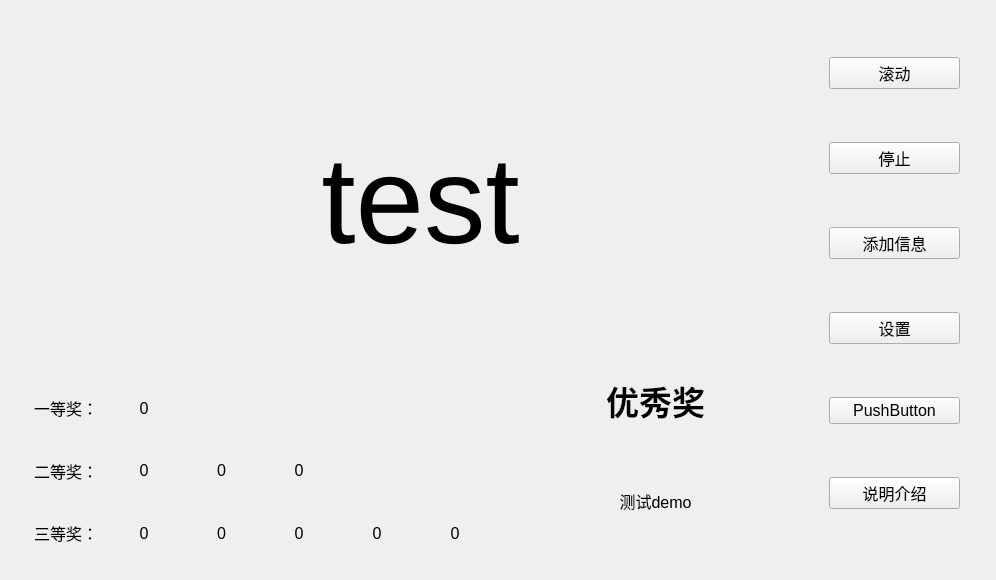
Above: lucky.ui from jeekMic/luck before the change. Below: the same form after it.
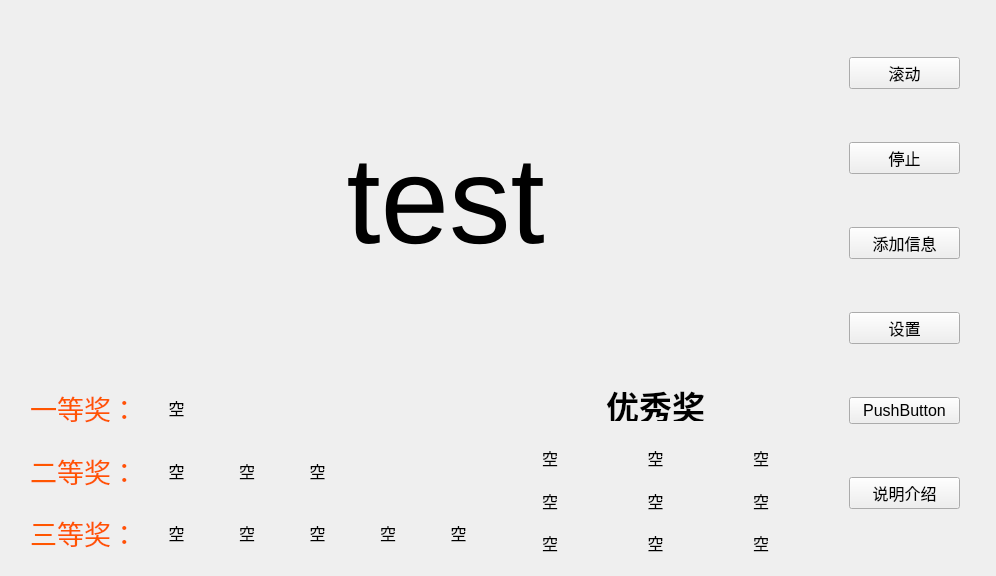
That is the form after the change.

```diff
--- a/lucky.ui
+++ b/lucky.ui
@@ -7,7 +7,7 @@
     <x>0</x>
     <y>0</y>
     <width>996</width>
-    <height>580</height>
+    <height>576</height>
    </rect>
   </property>
   <property name="font">
@@ -16,14 +16,17 @@
    </font>
   </property>
   <property name="windowTitle">
-   <string>Form</string>
+   <string>抽奖</string>
+  </property>
+  <property name="autoFillBackground">
+   <bool>true</bool>
   </property>
   <widget class="QWidget" name="verticalLayoutWidget">
    <property name="geometry">
     <rect>
-     <x>829</x>
+     <x>849</x>
      <y>10</y>
-     <width>131</width>
+     <width>111</width>
      <height>551</height>
     </rect>
    </property>
@@ -77,13 +80,77 @@
     <rect>
      <x>130</x>
      <y>40</y>
-     <width>581</width>
+     <width>631</width>
      <height>321</height>
     </rect>
    </property>
    <layout class="QVBoxLayout" name="verticalLayout_2">
     <item>
      <widget class="QLabel" name="show_name">
+      <property name="palette">
+       <palette>
+        <active>
+         <colorrole role="WindowText">
+          <brush brushstyle="SolidPattern">
+           <color alpha="255">
+            <red>0</red>
+            <green>0</green>
+            <blue>0</blue>
+           </color>
+          </brush>
+         </colorrole>
+         <colorrole role="Light">
+          <brush brushstyle="SolidPattern">
+           <color alpha="255">
+            <red>0</red>
+            <green>0</green>
+            <blue>0</blue>
+           </color>
+          </brush>
+         </colorrole>
+        </active>
+        <inactive>
+         <colorrole role="WindowText">
+          <brush brushstyle="SolidPattern">
+           <color alpha="255">
+            <red>0</red>
+            <green>0</green>
+            <blue>0</blue>
+           </color>
+          </brush>
+         </colorrole>
+         <colorrole role="Light">
+          <brush brushstyle="SolidPattern">
+           <color alpha="255">
+            <red>0</red>
+            <green>0</green>
+            <blue>0</blue>
+           </color>
+          </brush>
+         </colorrole>
+        </inactive>
+        <disabled>
+         <colorrole role="WindowText">
+          <brush brushstyle="SolidPattern">
+           <color alpha="255">
+            <red>120</red>
+            <green>120</green>
+            <blue>120</blue>
+           </color>
+          </brush>
+         </colorrole>
+         <colorrole role="Light">
+          <brush brushstyle="SolidPattern">
+           <color alpha="255">
+            <red>0</red>
+            <green>0</green>
+            <blue>0</blue>
+           </color>
+          </brush>
+         </colorrole>
+        </disabled>
+       </palette>
+      </property>
       <property name="font">
        <font>
         <pointsize>92</pointsize>
@@ -112,13 +179,117 @@
     </rect>
    </property>
    <layout class="QGridLayout" name="gridLayout">
+    <item row="1" column="0">
+     <widget class="QLabel" name="label_15">
+      <property name="autoFillBackground">
+       <bool>true</bool>
+      </property>
+      <property name="text">
+       <string>空</string>
+      </property>
+      <property name="alignment">
+       <set>Qt::AlignCenter</set>
+      </property>
+     </widget>
+    </item>
+    <item row="2" column="0">
+     <widget class="QLabel" name="label_14">
+      <property name="autoFillBackground">
+       <bool>true</bool>
+      </property>
+      <property name="text">
+       <string>空</string>
+      </property>
+      <property name="alignment">
+       <set>Qt::AlignCenter</set>
+      </property>
+     </widget>
+    </item>
+    <item row="2" column="1">
+     <widget class="QLabel" name="label_18">
+      <property name="autoFillBackground">
+       <bool>true</bool>
+      </property>
+      <property name="text">
+       <string>空</string>
+      </property>
+      <property name="alignment">
+       <set>Qt::AlignCenter</set>
+      </property>
+     </widget>
+    </item>
+    <item row="0" column="1">
+     <widget class="QLabel" name="label_16">
+      <property name="autoFillBackground">
+       <bool>true</bool>
+      </property>
+      <property name="text">
+       <string>空</string>
+      </property>
+      <property name="alignment">
+       <set>Qt::AlignCenter</set>
+      </property>
+     </widget>
+    </item>
+    <item row="1" column="1">
+     <widget class="QLabel" name="label_17">
+      <property name="autoFillBackground">
+       <bool>true</bool>
+      </property>
+      <property name="text">
+       <string>空</string>
+      </property>
+      <property name="alignment">
+       <set>Qt::AlignCenter</set>
+      </property>
+     </widget>
+    </item>
     <item row="0" column="0">
-     <widget class="QLabel" name="label_show">
+     <widget class="QLabel" name="label_22">
       <property name="autoFillBackground">
        <bool>true</bool>
       </property>
       <property name="text">
-       <string>测试demo</string>
+       <string>空</string>
+      </property>
+      <property name="alignment">
+       <set>Qt::AlignCenter</set>
+      </property>
+     </widget>
+    </item>
+    <item row="0" column="2">
+     <widget class="QLabel" name="label_19">
+      <property name="autoFillBackground">
+       <bool>true</bool>
+      </property>
+      <property name="text">
+       <string>空</string>
+      </property>
+      <property name="alignment">
+       <set>Qt::AlignCenter</set>
+      </property>
+     </widget>
+    </item>
+    <item row="1" column="2">
+     <widget class="QLabel" name="label_20">
+      <property name="autoFillBackground">
+       <bool>true</bool>
+      </property>
+      <property name="text">
+       <string>空</string>
+      </property>
+      <property name="alignment">
+       <set>Qt::AlignCenter</set>
+      </property>
+     </widget>
+    </item>
+    <item row="2" column="2">
+     <widget class="QLabel" name="label_21">
+      <property name="autoFillBackground">
+       <bool>true</bool>
+      </property>
+      <property name="text">
+       <string>空</string>
       </property>
       <property name="alignment">
        <set>Qt::AlignCenter</set>
@@ -137,30 +308,98 @@
     </rect>
    </property>
    <layout class="QGridLayout" name="grid_show_checked">
-    <item row="2" column="1">
-     <widget class="QLabel" name="label_6">
+    <item row="1" column="3">
+     <widget class="QLabel" name="label_8">
+      <property name="autoFillBackground">
+       <bool>true</bool>
+      </property>
       <property name="text">
-       <string>0</string>
+       <string>空</string>
       </property>
       <property name="alignment">
        <set>Qt::AlignCenter</set>
       </property>
      </widget>
     </item>
-    <item row="0" column="1">
-     <widget class="QLabel" name="label_4">
+    <item row="0" column="0">
+     <widget class="QLabel" name="label">
+      <property name="palette">
+       <palette>
+        <active>
+         <colorrole role="WindowText">
+          <brush brushstyle="SolidPattern">
+           <color alpha="255">
+            <red>255</red>
+            <green>85</green>
+            <blue>0</blue>
+           </color>
+          </brush>
+         </colorrole>
+        </active>
+        <inactive>
+         <colorrole role="WindowText">
+          <brush brushstyle="SolidPattern">
+           <color alpha="255">
+            <red>255</red>
+            <green>85</green>
+            <blue>0</blue>
+           </color>
+          </brush>
+         </colorrole>
+        </inactive>
+        <disabled>
+         <colorrole role="WindowText">
+          <brush brushstyle="SolidPattern">
+           <color alpha="255">
+            <red>120</red>
+            <green>120</green>
+            <blue>120</blue>
+           </color>
+          </brush>
+         </colorrole>
+        </disabled>
+       </palette>
+      </property>
+      <property name="font">
+       <font>
+        <family>楷体</family>
+        <pointsize>20</pointsize>
+       </font>
+      </property>
+      <property name="autoFillBackground">
+       <bool>true</bool>
+      </property>
       <property name="text">
-       <string>0</string>
+       <string>一等奖：</string>
       </property>
+      <property name="scaledContents">
+       <bool>false</bool>
+      </property>
       <property name="alignment">
        <set>Qt::AlignCenter</set>
       </property>
      </widget>
     </item>
-    <item row="1" column="1">
-     <widget class="QLabel" name="label_5">
+    <item row="2" column="2">
+     <widget class="QLabel" name="label_12">
+      <property name="autoFillBackground">
+       <bool>true</bool>
+      </property>
       <property name="text">
-       <string>0</string>
+       <string>空</string>
+      </property>
+      <property name="alignment">
+       <set>Qt::AlignCenter</set>
+      </property>
+     </widget>
+    </item>
+    <item row="2" column="5">
+     <widget class="QLabel" name="label_11">
+      <property name="autoFillBackground">
+       <bool>true</bool>
+      </property>
+      <property name="text">
+       <string>空</string>
       </property>
       <property name="alignment">
        <set>Qt::AlignCenter</set>
@@ -169,6 +408,52 @@
     </item>
     <item row="1" column="0">
      <widget class="QLabel" name="label_2">
+      <property name="palette">
+       <palette>
+        <active>
+         <colorrole role="WindowText">
+          <brush brushstyle="SolidPattern">
+           <color alpha="255">
+            <red>255</red>
+            <green>85</green>
+            <blue>0</blue>
+           </color>
+          </brush>
+         </colorrole>
+        </active>
+        <inactive>
+         <colorrole role="WindowText">
+          <brush brushstyle="SolidPattern">
+           <color alpha="255">
+            <red>255</red>
+            <green>85</green>
+            <blue>0</blue>
+           </color>
+          </brush>
+         </colorrole>
+        </inactive>
+        <disabled>
+         <colorrole role="WindowText">
+          <brush brushstyle="SolidPattern">
+           <color alpha="255">
+            <red>120</red>
+            <green>120</green>
+            <blue>120</blue>
+           </color>
+          </brush>
+         </colorrole>
+        </disabled>
+       </palette>
+      </property>
+      <property name="font">
+       <font>
+        <family>楷体</family>
+        <pointsize>20</pointsize>
+       </font>
+      </property>
+      <property name="autoFillBackground">
+       <bool>true</bool>
+      </property>
       <property name="text">
        <string>二等奖：</string>
       </property>
@@ -177,8 +462,93 @@
       </property>
      </widget>
     </item>
+    <item row="1" column="1">
+     <widget class="QLabel" name="label_5">
+      <property name="autoFillBackground">
+       <bool>true</bool>
+      </property>
+      <property name="text">
+       <string>空</string>
+      </property>
+      <property name="alignment">
+       <set>Qt::AlignCenter</set>
+      </property>
+     </widget>
+    </item>
+    <item row="0" column="1">
+     <widget class="QLabel" name="label_4">
+      <property name="autoFillBackground">
+       <bool>true</bool>
+      </property>
+      <property name="text">
+       <string>空</string>
+      </property>
+      <property name="alignment">
+       <set>Qt::AlignCenter</set>
+      </property>
+     </widget>
+    </item>
+    <item row="1" column="2">
+     <widget class="QLabel" name="label_7">
+      <property name="autoFillBackground">
+       <bool>true</bool>
+      </property>
+      <property name="text">
+       <string>空</string>
+      </property>
+      <property name="alignment">
+       <set>Qt::AlignCenter</set>
+      </property>
+     </widget>
+    </item>
     <item row="2" column="0">
      <widget class="QLabel" name="label_3">
+      <property name="palette">
+       <palette>
+        <active>
+         <colorrole role="WindowText">
+          <brush brushstyle="SolidPattern">
+           <color alpha="255">
+            <red>255</red>
+            <green>85</green>
+            <blue>0</blue>
+           </color>
+          </brush>
+         </colorrole>
+        </active>
+        <inactive>
+         <colorrole role="WindowText">
+          <brush brushstyle="SolidPattern">
+           <color alpha="255">
+            <red>255</red>
+            <green>85</green>
+            <blue>0</blue>
+           </color>
+          </brush>
+         </colorrole>
+        </inactive>
+        <disabled>
+         <colorrole role="WindowText">
+          <brush brushstyle="SolidPattern">
+           <color alpha="255">
+            <red>120</red>
+            <green>120</green>
+            <blue>120</blue>
+           </color>
+          </brush>
+         </colorrole>
+        </disabled>
+       </palette>
+      </property>
+      <property name="font">
+       <font>
+        <family>楷体</family>
+        <pointsize>20</pointsize>
+       </font>
+      </property>
+      <property name="autoFillBackground">
+       <bool>true</bool>
+      </property>
       <property name="text">
        <string>三等奖：</string>
       </property>
@@ -187,20 +557,13 @@
       </property>
      </widget>
     </item>
-    <item row="0" column="0">
-     <widget class="QLabel" name="label">
-      <property name="text">
-       <string>一等奖：</string>
+    <item row="2" column="1">
+     <widget class="QLabel" name="label_6">
+      <property name="autoFillBackground">
+       <bool>true</bool>
       </property>
-      <property name="alignment">
-       <set>Qt::AlignCenter</set>
-      </property>
-     </widget>
-    </item>
-    <item row="1" column="2">
-     <widget class="QLabel" name="label_7">
       <property name="text">
-       <string>0</string>
+       <string>空</string>
       </property>
       <property name="alignment">
        <set>Qt::AlignCenter</set>
@@ -209,18 +572,11 @@
     </item>
     <item row="2" column="4">
      <widget class="QLabel" name="label_10">
-      <property name="text">
-       <string>0</string>
+      <property name="autoFillBackground">
+       <bool>true</bool>
       </property>
-      <property name="alignment">
-       <set>Qt::AlignCenter</set>
-      </property>
-     </widget>
-    </item>
-    <item row="1" column="3">
-     <widget class="QLabel" name="label_8">
       <property name="text">
-       <string>0</string>
+       <string>空</string>
       </property>
       <property name="alignment">
        <set>Qt::AlignCenter</set>
@@ -229,28 +585,11 @@
     </item>
     <item row="2" column="3">
      <widget class="QLabel" name="label_9">
-      <property name="text">
-       <string>0</string>
+      <property name="autoFillBackground">
+       <bool>true</bool>
       </property>
-      <property name="alignment">
-       <set>Qt::AlignCenter</set>
-      </property>
-     </widget>
-    </item>
-    <item row="2" column="5">
-     <widget class="QLabel" name="label_11">
       <property name="text">
-       <string>0</string>
-      </property>
-      <property name="alignment">
-       <set>Qt::AlignCenter</set>
-      </property>
-     </widget>
-    </item>
-    <item row="2" column="2">
-     <widget class="QLabel" name="label_12">
-      <property name="text">
-       <string>0</string>
+       <string>空</string>
       </property>
       <property name="alignment">
        <set>Qt::AlignCenter</set>
@@ -263,9 +602,9 @@
    <property name="geometry">
     <rect>
      <x>500</x>
-     <y>370</y>
+     <y>390</y>
      <width>311</width>
-     <height>61</height>
+     <height>31</height>
     </rect>
    </property>
    <property name="font">
```
